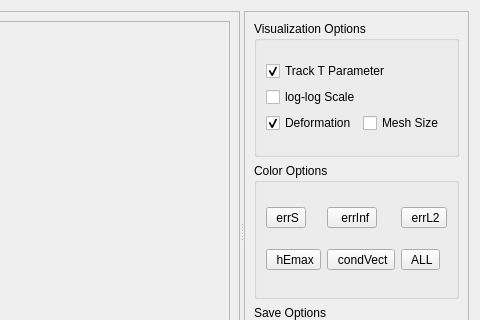
DanielaCabiddu/PEMesh.2, file src/solverresultswidget.ui: the form before one commit; both pictures show x 197 to 677 and y 0 to 320 of the 677 by 462 pixel window.
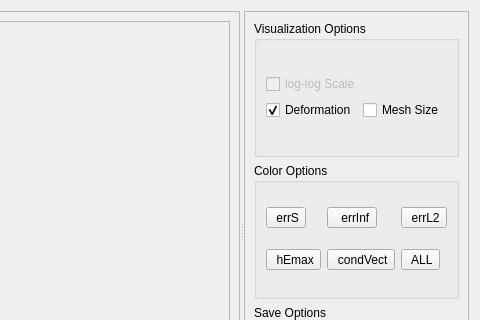
The form after the commit. Icons and pictures are not drawn.

Commit message: fix #5 - working color buttons & disabled log-log (code updated but to be dubugged)

```diff
--- a/src/solverresultswidget.ui
+++ b/src/solverresultswidget.ui
@@ -71,18 +71,11 @@
          <layout class="QGridLayout" name="gridLayout_5">
           <item row="0" column="0">
            <layout class="QVBoxLayout" name="verticalLayout_3">
-            <item>
-             <widget class="QCheckBox" name="track_t_cb">
-              <property name="text">
-               <string>Track T Parameter</string>
-              </property>
-              <property name="checked">
-               <bool>true</bool>
-              </property>
-             </widget>
-            </item>
             <item>
              <widget class="QCheckBox" name="loglog_cb">
+              <property name="enabled">
+               <bool>false</bool>
+              </property>
               <property name="text">
                <string>log-log Scale</string>
               </property>
```
The commit also changes 5 other files.
